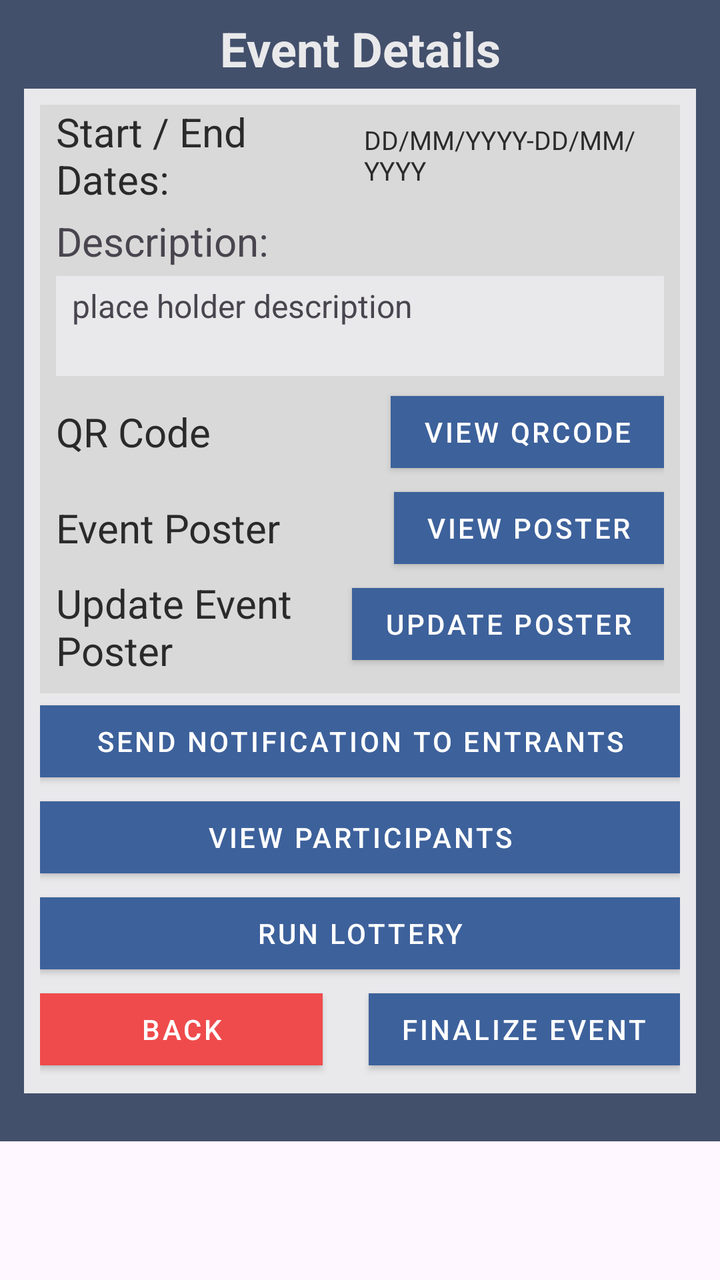
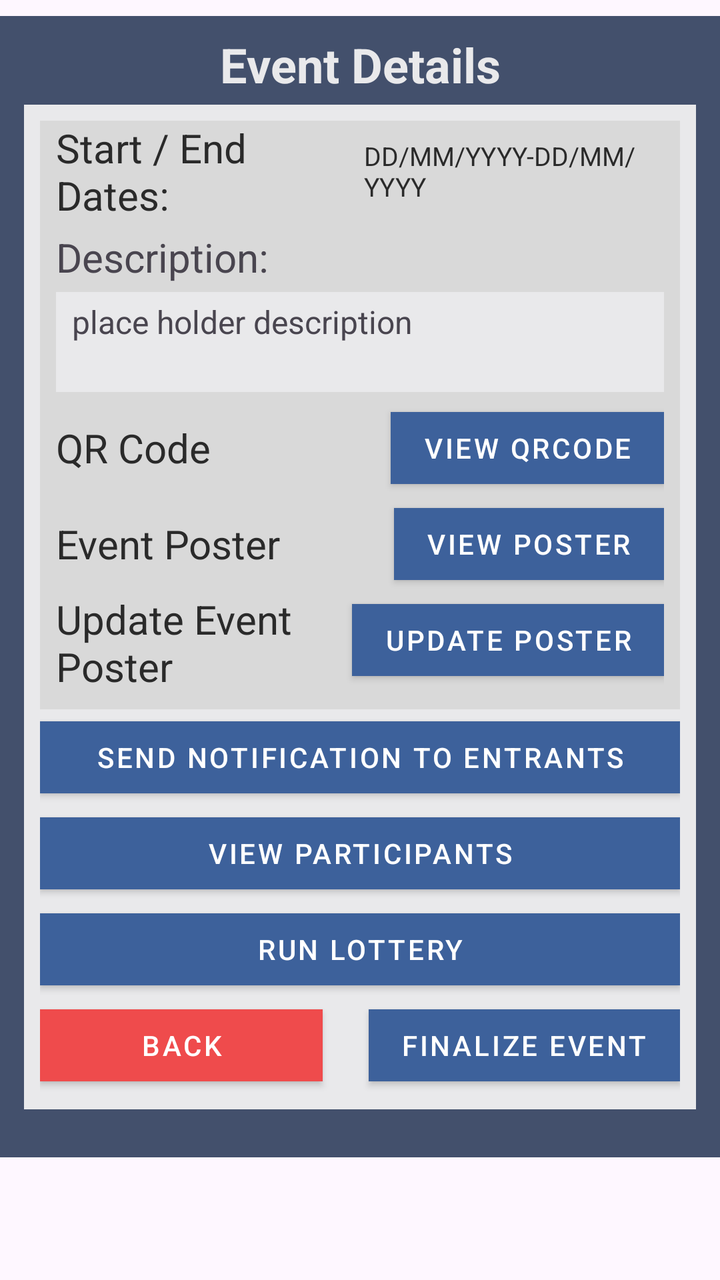

Screens rendered from an Android XML layout before and after an edit, with the pre-edit source and the edit as a unified diff.
<!-- AndroidManifest.xml: application theme Theme.QuokkaPuffEvents -->
<!-- res/layout/organizer_event_dashboard.xml -->
<?xml version="1.0" encoding="utf-8"?>
<androidx.constraintlayout.widget.ConstraintLayout xmlns:android="http://schemas.android.com/apk/res/android"
    android:layout_width="match_parent"
    android:layout_height="match_parent">
    <LinearLayout
        android:id="@+id/dashboardEventsContainer"
        android:layout_width="match_parent"
        android:layout_height="wrap_content"
        android:layout_marginTop="8dp"
        android:layout_marginBottom="8dp"
        android:background="@color/mainblue"
        android:orientation="vertical"
        android:paddingHorizontal="12dp"
        android:paddingBottom="24dp"
        android:paddingTop="8dp">
        <TextView
            android:layout_width="match_parent"
            android:layout_height="wrap_content"
            android:text="Event Details"
            android:textAlignment="center"
            android:textColor="@color/white"
            android:textSize="24dp"
            android:textStyle="bold"
            android:layout_marginBottom="4dp"/>
        <LinearLayout
            android:layout_width="match_parent"
            android:layout_height="wrap_content"
            android:background="@color/white"
            android:orientation="vertical"
            android:paddingHorizontal="8dp"
            android:paddingVertical="8dp">

            <LinearLayout
                android:id="@+id/start_end_date_container"
                android:layout_width="match_parent"
                android:layout_height="wrap_content"
                android:background="@color/greyaccent"
                android:orientation="horizontal"
                android:paddingHorizontal="8dp">

                <TextView
                    android:layout_width="wrap_content"
                    android:layout_height="wrap_content"
                    android:layout_weight="1"
                    android:text="Start / End Dates: "
                    android:textColor="@color/black"
                    android:textSize="20sp"
                    android:textStyle="normal"/>

                <TextView
                    android:id="@+id/orgEventDatesText"
                    android:layout_width="wrap_content"
                    android:layout_height="wrap_content"
                    android:layout_gravity="center"
                    android:layout_weight="2"
                    android:text="DD/MM/YYYY-DD/MM/YYYY"
                    android:textColor="@color/black"
                    android:textSize="13sp"
                    android:textStyle="normal" />


            </LinearLayout>

            <LinearLayout
                android:id="@+id/descriptionContainer"
                android:layout_width="match_parent"
                android:layout_height="wrap_content"
                android:background="@color/greyaccent"
                android:orientation="vertical"
                android:paddingHorizontal="8dp"
                android:paddingVertical="4dp">

                <TextView
                    android:layout_width="wrap_content"
                    android:layout_height="wrap_content"
                    android:layout_marginBottom="4dp"
                    android:text="Description:"
                    android:textSize="20dp"
                    android:textStyle="normal" />

                <ScrollView
                    android:layout_width="match_parent"
                    android:layout_height="50dp"
                    android:background="@color/white"
                    android:paddingHorizontal="8dp"
                    android:paddingVertical="4dp">

                    <TextView
                        android:id="@+id/eventDescriptionText"
                        android:layout_width="match_parent"
                        android:layout_height="wrap_content"
                        android:text="place holder description"
                        android:textSize="16dp" />
                </ScrollView>

            </LinearLayout>

            <LinearLayout
                android:id="@+id/QRCodeContainer"
                android:layout_width="match_parent"
                android:layout_height="wrap_content"
                android:background="@color/greyaccent"
                android:orientation="horizontal"
                android:paddingHorizontal="8dp">

                <TextView
                    android:layout_width="wrap_content"
                    android:layout_height="wrap_content"
                    android:layout_gravity="center"
                    android:layout_weight="1"
                    android:text="QR Code"
                    android:textColor="@color/black"
                    android:textSize="20sp"
                    android:textStyle="normal" />

                <Button
                    android:id="@+id/viewQRCodeBtn"
                    style="@style/SquareButton"
                    android:layout_width="wrap_content"
                    android:layout_height="wrap_content"
                    android:backgroundTint="@color/bluebtn"
                    android:text="View QRCode" />

            </LinearLayout>

            <ImageView
                android:id="@+id/qrCode"
                android:layout_width="match_parent"
                android:layout_height="200dp"
                android:layout_marginBottom="8dp"
                android:visibility="gone"/>

            <LinearLayout
                android:id="@+id/eventPosterContainer"
                android:layout_width="match_parent"
                android:layout_height="wrap_content"
                android:background="@color/greyaccent"
                android:orientation="horizontal"
                android:paddingHorizontal="8dp">

                <TextView
                    android:layout_width="wrap_content"
                    android:layout_height="wrap_content"
                    android:layout_gravity="center"
                    android:layout_weight="1"
                    android:text="Event Poster"
                    android:textColor="@color/black"
                    android:textSize="20sp"
                    android:textStyle="normal" />

                <Button
                    android:id="@+id/viewEventPosterBtn"
                    style="@style/SquareButton"
                    android:layout_width="wrap_content"
                    android:layout_height="wrap_content"
                    android:backgroundTint="@color/bluebtn"
                    android:text="View Poster" />


            </LinearLayout>

            <ImageView
                android:id="@+id/eventImage"
                android:layout_width="match_parent"
                android:layout_height="200dp"
                android:layout_marginBottom="8dp"
                android:visibility="gone"/>

            <LinearLayout
                android:id="@+id/updateEventPosterContainer"
                android:layout_width="match_parent"
                android:layout_height="wrap_content"
                android:background="@color/greyaccent"
                android:orientation="horizontal"
                android:paddingHorizontal="8dp">

                <TextView
                    android:layout_width="wrap_content"
                    android:layout_height="wrap_content"
                    android:layout_gravity="center"
                    android:layout_weight="1"
                    android:text="Update Event Poster"
                    android:textColor="@color/black"
                    android:textSize="20sp"
                    android:textStyle="normal" />

                <Button
                    android:id="@+id/updatePosterBtn"
                    style="@style/SquareButton"
                    android:layout_width="wrap_content"
                    android:layout_height="wrap_content"
                    android:backgroundTint="@color/bluebtn"
                    android:text="Update Poster" />


            </LinearLayout>



            <LinearLayout
                android:id="@+id/changeDetailsContainer"
                android:layout_width="match_parent"
                android:layout_height="wrap_content"
                android:background="@color/greyaccent"
                android:orientation="vertical"
                android:paddingHorizontal="8dp"
                android:paddingVertical="4dp">










            </LinearLayout>

            <LinearLayout
                android:id="@+id/notificationsContainer"
                android:layout_width="match_parent"
                android:layout_height="wrap_content"
                android:layout_marginTop="8dp"
                android:background="@color/greyaccent"
                android:orientation="vertical"
                android:paddingHorizontal="8dp"
                android:paddingVertical="4dp"
                android:layout_marginBottom="4dp"
                android:visibility="gone">

                <TextView
                    android:layout_width="wrap_content"
                    android:layout_height="wrap_content"
                    android:layout_gravity="center"
                    android:layout_marginBottom="4dp"
                    android:layout_weight="1"
                    android:text="Notification"
                    android:textColor="@color/black"
                    android:textSize="20sp" />

                <EditText
                    android:layout_width="match_parent"
                    android:layout_height="wrap_content"
                    android:layout_marginBottom="8dp"
                    android:background="@color/white"
                    android:text="Title"
                    android:textAlignment="center" />

                <EditText
                    android:layout_width="match_parent"
                    android:layout_height="75dp"
                    android:background="@color/white"
                    android:gravity="start"
                    android:paddingHorizontal="8dp"
                    android:paddingVertical="8dp"
                    android:text="Message"
                    android:textAlignment="viewStart" />











            </LinearLayout>

            <Button
                android:id="@+id/orgSendMessageBtn"
                style="@style/SquareButton"
                android:layout_width="match_parent"
                android:layout_height="wrap_content"
                android:layout_gravity="center"
                android:backgroundTint="@color/bluebtn"
                android:text="Send Notification To Entrants"
                android:textAlignment="center" />
            <Button
                android:id="@+id/orgViewParticipantsBtn"
                style="@style/SquareButton"
                android:layout_width="match_parent"
                android:layout_height="wrap_content"
                android:layout_gravity="center"
                android:backgroundTint="@color/bluebtn"
                android:paddingHorizontal="50dp"
                android:text="View Participants"
                android:textAlignment="center" />

            <Button
                android:id="@+id/orgRunLotteryBtn"
                style="@style/SquareButton"
                android:layout_width="match_parent"
                android:layout_height="wrap_content"
                android:layout_gravity="center"
                android:backgroundTint="@color/bluebtn"
                android:paddingHorizontal="50dp"
                android:text="Run Lottery"
                android:textAlignment="center" />

            <LinearLayout
                android:layout_width="match_parent"
                android:layout_height="wrap_content"
                android:orientation="horizontal">

                <Button
                    android:id="@+id/orgExitOutEventBtn"
                    style="@style/SquareButton"
                    android:layout_width="wrap_content"
                    android:layout_height="wrap_content"
                    android:layout_gravity="center"
                    android:backgroundTint="@color/redbtn"
                    android:paddingHorizontal="50dp"
                    android:text="Back"
                    android:textAlignment="center" />

                <View
                    android:layout_width="0dp"
                    android:layout_height="0dp"
                    android:layout_weight="1"/>

                <Button
                    android:id="@+id/orgFinishEvent"
                    android:layout_width="wrap_content"
                    android:layout_height="wrap_content"
                    android:text="Finalize Event"
                    style="@style/SquareButton"
                    android:backgroundTint="@color/bluebtn"
                    android:visibility="visible"/>

            </LinearLayout>




        </LinearLayout>

        

























































    </LinearLayout>

</androidx.constraintlayout.widget.ConstraintLayout>
<!-- resources referenced by this layout -->
<resources>
  <color name="black">#2A2A2A</color>
  <color name="bluebtn">#3D619B</color>
  <color name="greyaccent">#D9D9D9</color>
  <color name="mainblue">#43506C</color>
  <color name="redbtn">#EF4B4C</color>
  <color name="white">#E9E9EB</color>
  <style name="SquareButton" parent="Widget.MaterialComponents.Button">
          <item name="cornerRadius">0dp</item>
      </style>
  <style name="Theme.QuokkaPuffEvents" parent="Base.Theme.QuokkaPuffEvents" />
  <style name="Base.Theme.QuokkaPuffEvents" parent="Theme.Material3.DayNight.NoActionBar">
          
          
      </style>
</resources>

<!-- the commit's change to res/layout/organizer_event_dashboard.xml (unified diff, before → after) -->
@@ -1,5 +1,6 @@
 <?xml version="1.0" encoding="utf-8"?>
 <androidx.constraintlayout.widget.ConstraintLayout xmlns:android="http://schemas.android.com/apk/res/android"
+    xmlns:app="http://schemas.android.com/apk/res-auto"
     android:layout_width="match_parent"
     android:layout_height="match_parent">
     <LinearLayout
@@ -12,7 +13,9 @@
         android:orientation="vertical"
         android:paddingHorizontal="12dp"
         android:paddingBottom="24dp"
-        android:paddingTop="8dp">
+        android:paddingTop="8dp"
+        app:layout_constraintTop_toTopOf="parent"
+        app:layout_constraintStart_toStartOf="parent">
         <TextView
             android:layout_width="match_parent"
             android:layout_height="wrap_content"
